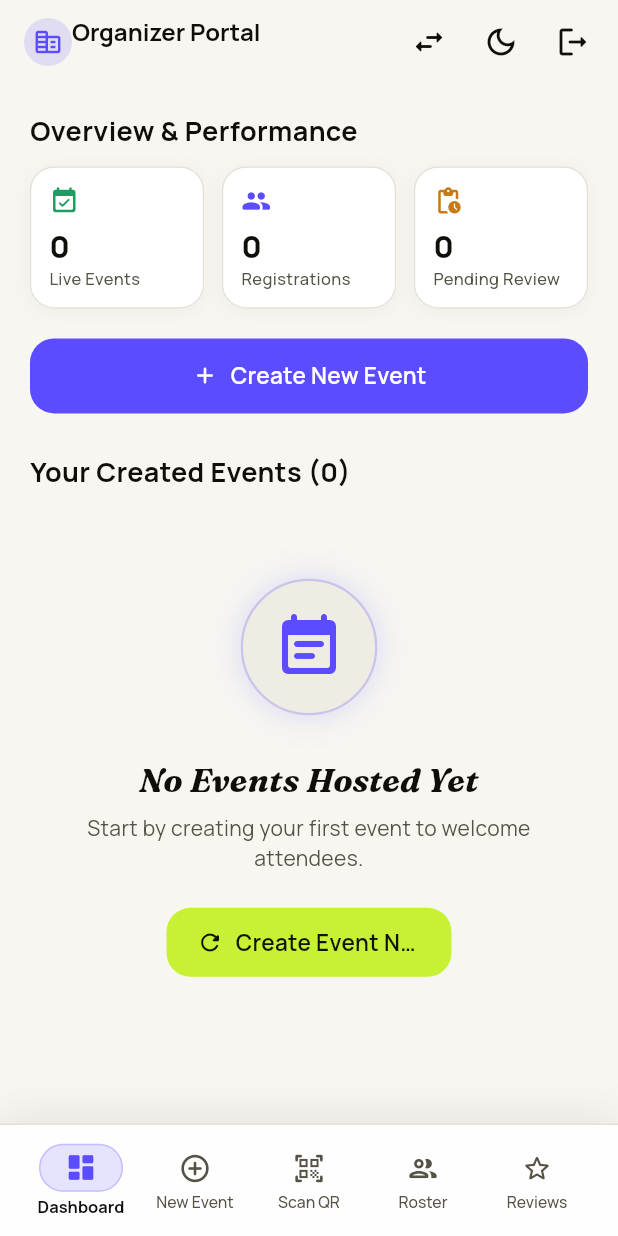
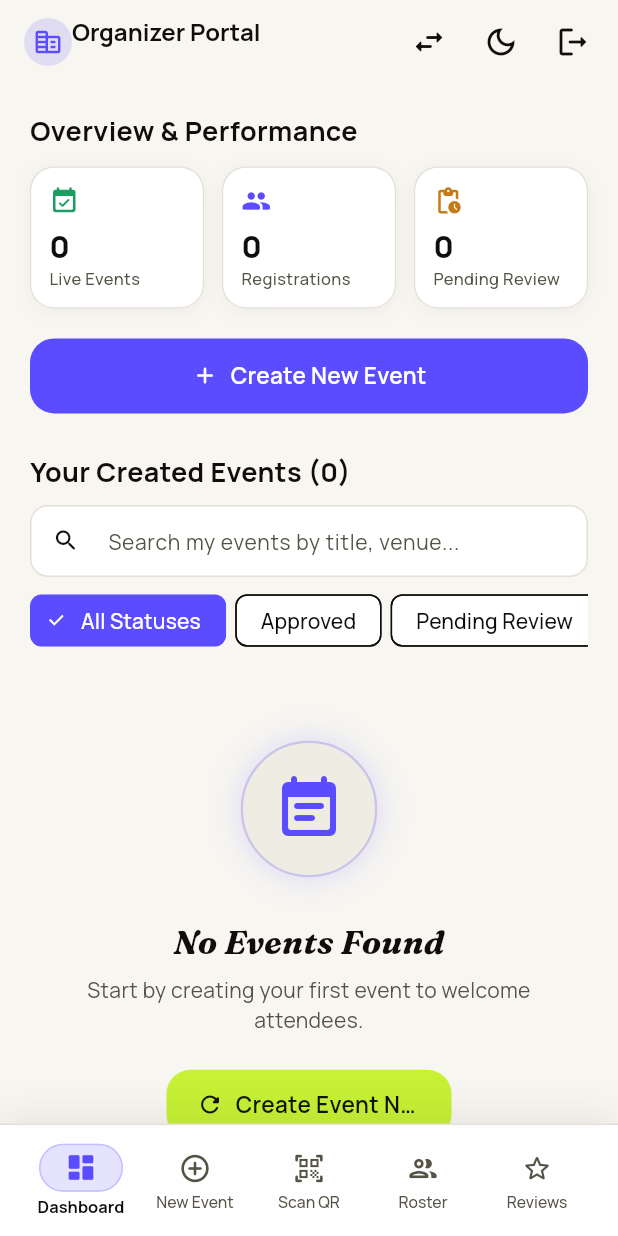
Before and after one commit to Anum1225/EventEase, a Flutter app: the OrganizerDashboardScreen screen opened by its route, on a phone screen of 412 x 824 dp. Run offline on Flutter 3.47's test engine with Material 3 defaults, Android fonts, the phone set to English and light mode, and no system bars; our stand-ins replace cloud_firestore, firebase_auth, firebase_core, firebase_messaging, firebase_storage, go_router and 4 more; missing offline and left inert: mobile_scanner; accounts and stored records are empty; network calls fail.

```diff
--- a/lib/features/organizer/screens/organizer_dashboard_screen.dart
+++ b/lib/features/organizer/screens/organizer_dashboard_screen.dart
@@ -27,6 +27,9 @@ class OrganizerDashboardScreen extends StatefulWidget {
 }
 
 class _OrganizerDashboardScreenState extends State<OrganizerDashboardScreen> {
+  final _searchController = TextEditingController();
+  String _selectedStatusFilter = 'all';
+
   @override
   void initState() {
     super.initState();
@@ -36,6 +39,12 @@ class _OrganizerDashboardScreenState extends State<OrganizerDashboardScreen> {
         context.read<EventProvider>().loadOrganizerEvents(user.id);
       }
     });
+  }
+
+  @override
+  void dispose() {
+    _searchController.dispose();
+    super.dispose();
   }
 
   void _showCancelEventDialog(BuildContext context, EventModel event) {
@@ -118,11 +127,22 @@ class _OrganizerDashboardScreenState extends State<OrganizerDashboardScreen> {
     final authProvider = context.watch<AuthProvider>();
     final eventProvider = context.watch<EventProvider>();
     final user = authProvider.currentUser;
-    final events = eventProvider.organizerEvents;
+    final allEvents = eventProvider.organizerEvents;
+    var filteredEvents = allEvents;
+    if (_selectedStatusFilter != 'all') {
+      filteredEvents = filteredEvents.where((e) => e.status == _selectedStatusFilter).toList();
+    }
+    if (_searchController.text.trim().isNotEmpty) {
+      final q = _searchController.text.trim().toLowerCase();
+      filteredEvents = filteredEvents.where((e) =>
+        e.title.toLowerCase().contains(q) ||
+        e.category.toLowerCase().contains(q) ||
+        e.location.toLowerCase().contains(q)).toList();
+    }
 
-    final totalRegistrations = events.fold<int>(0, (sum, ev) => sum + ev.registeredCount);
-    final approvedEventsCount = events.where((e) => e.isApproved).length;
-    final pendingCount = events.where((e) => e.isPending).length;
+    final totalRegistrations = allEvents.fold<int>(0, (sum, ev) => sum + ev.registeredCount);
+    final approvedEventsCount = allEvents.where((e) => e.isApproved).length;
+    final pendingCount = allEvents.where((e) => e.isPending).length;
 
     return Scaffold(
       appBar: AppBar(
@@ -247,7 +267,7 @@ class _OrganizerDashboardScreenState extends State<OrganizerDashboardScreen> {
               const SizedBox(height: 20),
 
               // Animated Bar Chart of Event Demand
-              if (events.isNotEmpty) ...[
+              if (allEvents.isNotEmpty) ...[
                 AppCard(
                   padding: const EdgeInsets.fromLTRB(16, 18, 16, 14),
                   child: Column(
@@ -263,7 +283,7 @@ class _OrganizerDashboardScreenState extends State<OrganizerDashboardScreen> {
                       ),
                       const SizedBox(height: 14),
                       ModernAnimatedBarChart(
-                        data: events.map((ev) {
+                        data: allEvents.map((ev) {
                           return BarChartDataPoint(
                             label: ev.title.length > 8 ? '${ev.title.substring(0, 7)}..' : ev.title,
                             value: ev.registeredCount.toDouble(),
@@ -293,7 +313,7 @@ class _OrganizerDashboardScreenState extends State<OrganizerDashboardScreen> {
                 mainAxisAlignment: MainAxisAlignment.spaceBetween,
                 children: [
                   Text(
-                    'Your Created Events (${events.length})',
+                    'Your Created Events (${filteredEvents.length})',
                     style: AppTypography.manrope(
                       fontSize: 18,
                       fontWeight: FontWeight.w700,
@@ -302,20 +322,87 @@ class _OrganizerDashboardScreenState extends State<OrganizerDashboardScreen> {
                   ),
                 ],
               ),
-              const SizedBox(height: 12),
+              const SizedBox(height: 10),
 
-              if (eventProvider.isLoading && events.isEmpty)
+              // Search Bar & Filter Chips
+              TextField(
+                controller: _searchController,
+                onChanged: (_) => setState(() {}),
+                decoration: InputDecoration(
+                  hintText: 'Search my events by title, venue...',
+                  prefixIcon: const Icon(Icons.search_rounded, size: 18),
+                  suffixIcon: _searchController.text.isNotEmpty
+                      ? IconButton(
+                          icon: const Icon(Icons.clear_rounded, size: 16),
+                          onPressed: () {
+                            _searchController.clear();
+                            setState(() {});
+                          },
+                        )
+                      : null,
+                  contentPadding: const EdgeInsets.symmetric(horizontal: 14, vertical: 10),
+                ),
+              ),
+              const SizedBox(height: 10),
+
+              SizedBox(
+                height: 38,
+                child: ListView(
+                  scrollDirection: Axis.horizontal,
+                  children: [
+                    ChoiceChip(
+                      label: const Text('All Statuses'),
+                      selected: _selectedStatusFilter == 'all',
+                      onSelected: (_) => setState(() => _selectedStatusFilter = 'all'),
+                    ),
+                    const SizedBox(width: 6),
+                    ChoiceChip(
+                      label: const Text('Approved'),
+                      selected: _selectedStatusFilter == 'approved',
+                      onSelected: (_) => setState(() => _selectedStatusFilter = 'approved'),
+                    ),
+                    const SizedBox(width: 6),
+                    ChoiceChip(
+                      label: const Text('Pending Review'),
+                      selected: _selectedStatusFilter == 'pending_approval',
+                      onSelected: (_) => setState(() => _selectedStatusFilter = 'pending_approval'),
+                    ),
+                    const SizedBox(width: 6),
+                    ChoiceChip(
+                      label: const Text('Completed'),
+                      selected: _selectedStatusFilter == 'completed',
+                      onSelected: (_) => setState(() => _selectedStatusFilter = 'completed'),
+                    ),
+                    const SizedBox(width: 6),
+                    ChoiceChip(
+                      label: const Text('Cancelled'),
+                      selected: _selectedStatusFilter == 'cancelled',
+                      onSelected: (_) => setState(() => _selectedStatusFilter = 'cancelled'),
+                    ),
+                  ],
+                ),
+              ),
+              const SizedBox(height: 14),
+
+              if (eventProvider.isLoading && allEvents.isEmpty)
                 const EventListSkeleton(itemCount: 2)
-              else if (events.isEmpty)
+              else if (filteredEvents.isEmpty)
                 EmptyStateView(
                   icon: Icons.event_note_rounded,
-                  title: 'No Events Hosted Yet',
-                  message: 'Start by creating your first event to welcome attendees.',
-                  actionLabel: 'Create Event Now',
-                  onAction: () => context.push('/organizer/create-event'),
+                  title: 'No Events Found',
+                  message: allEvents.isEmpty
+                      ? 'Start by creating your first event to welcome attendees.'
+                      : 'No events match your current search/status filter.',
+                  actionLabel: allEvents.isEmpty ? 'Create Event Now' : 'Reset Filters',
+                  onAction: allEvents.isEmpty
+                      ? () => context.push('/organizer/create-event')
+                      : () {
+                          _searchController.clear();
+                          setState(() => _selectedStatusFilter = 'all');
+                        },
                 )
               else
-                ...events.map((event) {
+                ...filteredEvents.map((event) {
                   return Padding(
                     padding: const EdgeInsets.only(bottom: 16.0),
                     child: AppCard(
```
